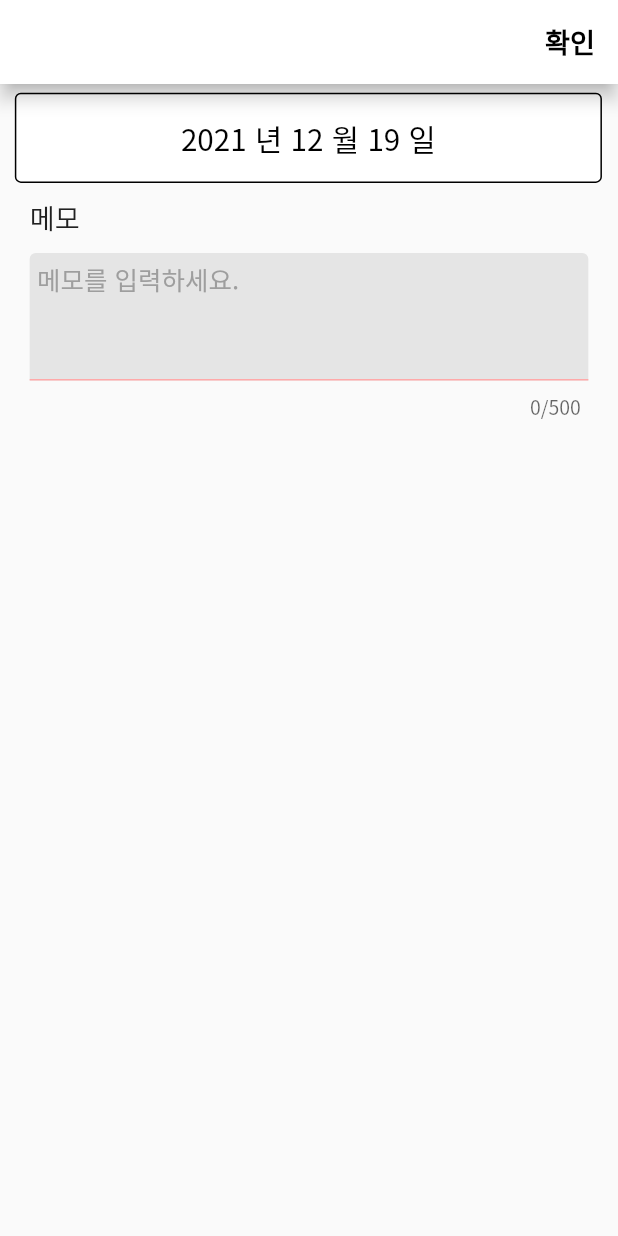
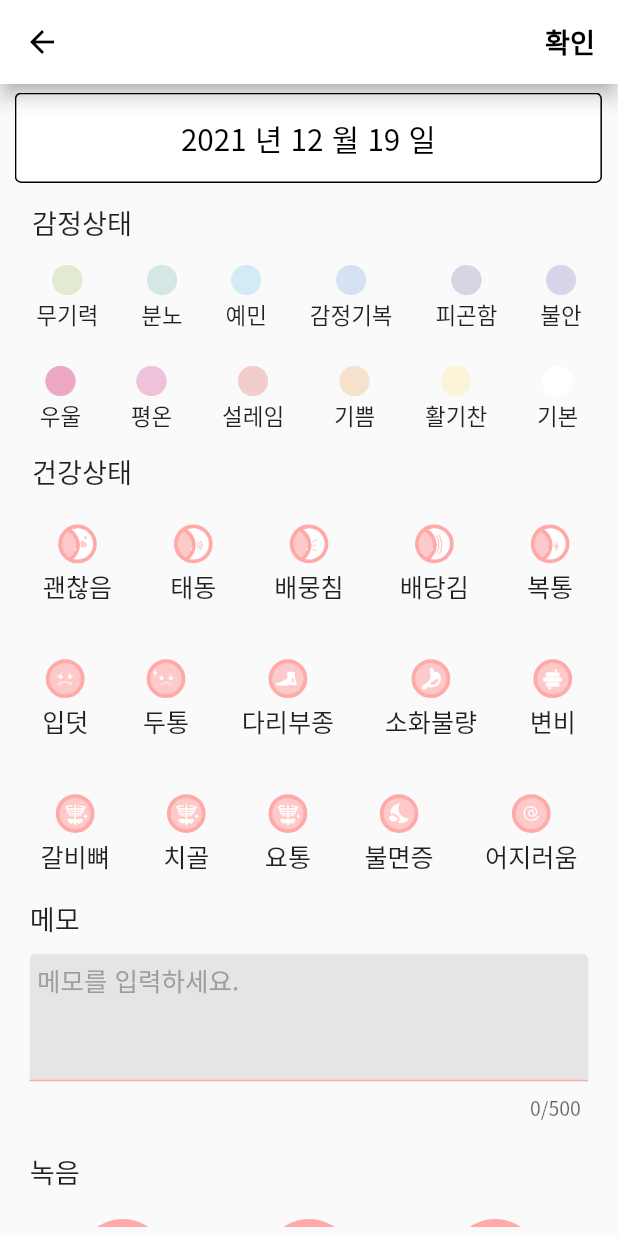
Before and after one commit to yunjiisy/momsori_project, a Flutter app: the DiaryEdit screen opened directly with empty values, on a phone screen of 412 x 824 dp. Run offline on Flutter 3.47's test engine with Material 2 defaults, Android fonts, the phone set to English and light mode, and no system bars; our stand-ins replace animated_splash_screen, flutter_keyboard_visibility, flutter_screenutil, flutter_spinkit, flutter_svg, freezed_annotation and 5 more; missing offline and left inert: draggable_scrollbar, easy_mask, flutter_sound; project files that could hold a hidden picture were left out.

Commit message:
mac first commit

```diff
--- a/lib/screens/diary_edit.dart
+++ b/lib/screens/diary_edit.dart
@@ -13,6 +13,7 @@ class DiaryEdit extends StatefulWidget {
   // DiaryEdit(Map<DateTime, List> events, [DateTime selectedday]);
   Map<DateTime, List> events;
   DateTime selectedDay;
+
   Map<DateTime, List> health;
   Map<DateTime, List> diarytext;
   Map<DateTime, List> feeling;
@@ -45,9 +46,14 @@ class DiaryEditState extends State<DiaryEdit> {
     _day = selectDay.day.toString();
     _month = selectDay.month.toString();
 
-    DateTime date = DateTime.now();
-    bool valDate = date.isAfter(widget.selectedDay);
-    if (valDate) {
+    final DateTime date = DateTime.now();
+    DateTime date_now = DateTime(date.year, date.month, date.day);
+    DateTime date_selected =
+        DateTime(selectDay.year, selectDay.month, selectDay.day);
+
+    bool valDate = widget.selectedDay.isBefore(date);
+
+    if (valDate || date_now == date_selected) {
       return GestureDetector(
         onTap: () => FocusManager.instance.primaryFocus?.unfocus(),
         child: Scaffold(
@@ -59,6 +65,10 @@ class DiaryEditState extends State<DiaryEdit> {
             backgroundColor: Colors.white,
             elevation: 5.0,
             leading: IconButton(
+              icon: Icon(
+                Icons.arrow_back,
+                color: Colors.black,
+              ),
               onPressed: () {
                 widget.events.remove(widget.selectedDay);
                 widget.health.remove(widget.selectedDay);
@@ -73,7 +83,7 @@ class DiaryEditState extends State<DiaryEdit> {
                 ]);
                 print("ㅠㅠㅠ이벤트");
               },
-                icon: Icon(Icons.arrow_back)),
+            ),
             actions: [
               TextButton(
                   onPressed: () {
@@ -146,37 +156,37 @@ class DiaryEditState extends State<DiaryEdit> {
                   Row(
                     mainAxisAlignment: MainAxisAlignment.spaceAround,
                     children: [
-                      EmotionButton(
+                      new EmotionButton(
                           widget.events = widget.events,
                           widget.selectedDay = widget.selectedDay,
                           0xFFE2EAD2,
                           widget.feeling = widget.feeling,
                           '무기력'),
-                      EmotionButton(
+                      new EmotionButton(
                           widget.events = widget.events,
                           widget.selectedDay = widget.selectedDay,
                           0xFFD3E7E4,
                           widget.feeling = widget.feeling,
                           "분노"),
-                      EmotionButton(
+                      new EmotionButton(
                           widget.events = widget.events,
                           widget.selectedDay = widget.selectedDay,
                           0xFFD3EBF4,
                           widget.feeling = widget.feeling,
                           "예민"),
-                      EmotionButton(
+                      new EmotionButton(
                           widget.events = widget.events,
                           widget.selectedDay = widget.selectedDay,
                           0xFFD6E2F3,
                           widget.feeling = widget.feeling,
                           "감정기복"),
-                      EmotionButton(
+                      new EmotionButton(
                           widget.events = widget.events,
                           widget.selectedDay = widget.selectedDay,
                           0xFFD7D5E4,
                           widget.feeling = widget.feeling,
                           "피곤함"),
-                      EmotionButton(
+                      new EmotionButton(
                           widget.events = widget.events,
                           widget.selectedDay = widget.selectedDay,
                           0xFFD7D5EA,
@@ -190,37 +200,37 @@ class DiaryEditState extends State<DiaryEdit> {
                   Row(
                     mainAxisAlignment: MainAxisAlignment.spaceAround,
                     children: [
-                      EmotionButton(
+                      new EmotionButton(
                           widget.events = widget.events,
                           widget.selectedDay = widget.selectedDay,
                           0xFFECA8C4,
                           widget.feeling = widget.feeling,
                           "우울"),
-                      EmotionButton(
+                      new EmotionButton(
                           widget.events = widget.events,
                           widget.selectedDay = widget.selectedDay,
                           0xFFEFC2D9,
                           widget.feeling = widget.feeling,
                           "평온"),
-                      EmotionButton(
+                      new EmotionButton(
                           widget.events = widget.events,
                           widget.selectedDay = widget.selectedDay,
                           0xFFF2CDCA,
                           widget.feeling = widget.feeling,
                           "설레임"),
-                      EmotionButton(
+                      new EmotionButton(
                           widget.events = widget.events,
                           widget.selectedDay = widget.selectedDay,
                           0xFFF6E1CD,
                           widget.feeling = widget.feeling,
                           "기쁨"),
-                      EmotionButton(
+                      new EmotionButton(
                           widget.events = widget.events,
                           selectDay = selectDay,
                           0xFFFBF4D8,
                           widget.feeling = widget.feeling,
                           "활기찬"),
-                      EmotionButton(
+                      new EmotionButton(
                           widget.events = widget.events,
                           widget.selectedDay = widget.selectedDay,
                           0XFFFFFFFF,
@@ -447,8 +457,7 @@ class DiaryEditState extends State<DiaryEdit> {
           ),
         ),
       );
-    }
-    else{
+    } else {
       return GestureDetector(
         onTap: () => FocusManager.instance.primaryFocus?.unfocus(),
         child: Scaffold(
@@ -474,7 +483,10 @@ class DiaryEditState extends State<DiaryEdit> {
                   ]);
                   print("ㅠㅠㅠ이벤트");
                 },
-                icon: Icon(Icons.arrow_back)),
+                icon: Icon(
+                  Icons.arrow_back,
+                  color: Colors.black,
+                )),
             actions: [
               TextButton(
                   onPressed: () {
@@ -531,7 +543,6 @@ class DiaryEditState extends State<DiaryEdit> {
                   ),
                 ],
               ),
-
               Container(
                 padding: EdgeInsets.all(width * 0.024),
                 child: Column(
@@ -580,9 +591,7 @@ class DiaryEditState extends State<DiaryEdit> {
           ),
         ),
       );
-
     }
-
   }
 
   _myDatePicker() {
--- a/lib/widgets/emotion_button.dart
+++ b/lib/widgets/emotion_button.dart
@@ -1,7 +1,7 @@
 import 'package:flutter/material.dart';
 import 'package:momsori/screens/diary_edit.dart';
 
-class EmotionButton extends StatelessWidget {
+class EmotionButton extends StatefulWidget {
   //EmotionButton(Map<DateTime, List> map, [DateTime dateTime]);
 
   Map<DateTime, List> events;
@@ -14,34 +14,35 @@ class EmotionButton extends StatelessWidget {
       this.events, this.selectDay, this.color, this.feeling, this.feelingText);
 
   @override
+  State<EmotionButton> createState() => _EmotionButtonState();
+}
+
+class _EmotionButtonState extends State<EmotionButton> {
+  bool _hasBeenPressed = false;
+
+  @override
   Widget build(BuildContext context) {
-    DateTime date = DateTime.now();
-    bool valDate = date.isBefore(selectDay);
-
     return Column(
       children: [
-        IconButton(
+        new IconButton(
           constraints: BoxConstraints(),
           padding: EdgeInsets.only(top: 0),
           onPressed: () {
             //change Icon color when pressed
-            if (valDate) {
-
-            } else {
-              events[selectDay] = [color];
-              feeling[selectDay] = [feelingText];
-              print('하하하하');
-
-              print(events[selectDay]);
-              print(feeling[selectDay]);
-            }
+            widget.events[widget.selectDay] = [widget.color];
+            widget.feeling[widget.selectDay] = [widget.feelingText];
+            // print(events[selectDay]);
+            // print(feeling[selectDay]);
+            setState(() {
+              _hasBeenPressed = !_hasBeenPressed;
+            });
           },
           icon: Icon(
             Icons.circle,
-            color: Color(color),
+            color: _hasBeenPressed ? Colors.black12 : Color(widget.color),
           ),
         ),
-        Text(feelingText)
+        Text(widget.feelingText)
       ],
     );
   }
```
Also changed, not shown: pubspec.lock, 7 other files. Lines whose indentation alone changed are shown as unchanged.
